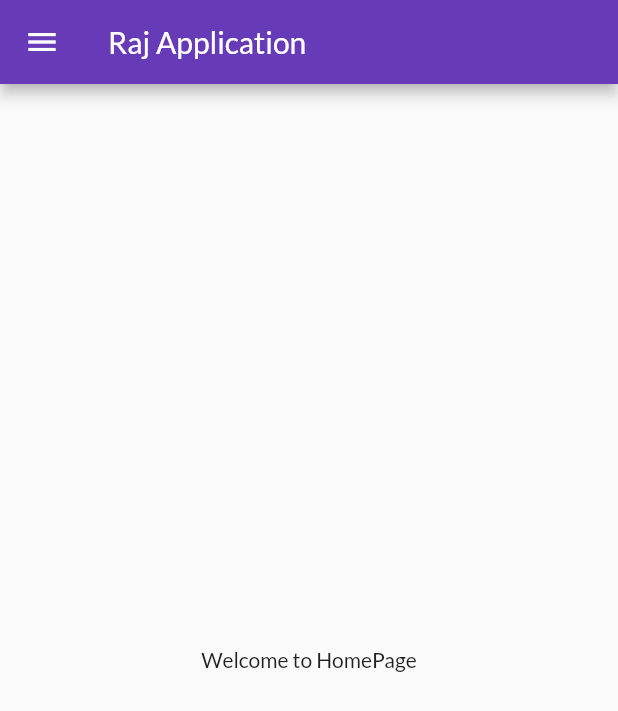
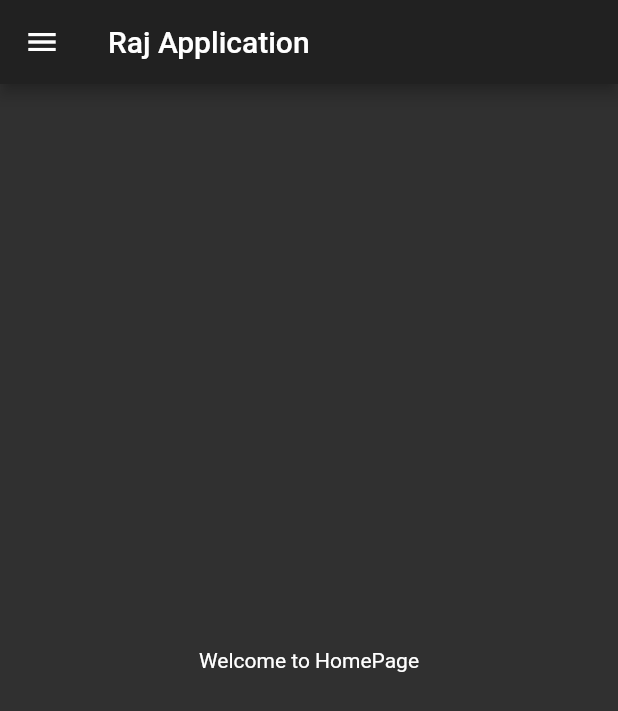
Before and after one commit to raj2729/30DaysOfFlutter, a Flutter app: the screen it shows after launch, on a phone screen of 412 x 824 dp. Shown: the top 711 px of the screen. Run offline on Flutter 3.47's test engine with Material 2 defaults, Android fonts, the phone set to English and light mode, and no system bars; our stand-ins replace google_fonts.

Commit message:
Added Themes

```diff
--- a/lib/main.dart
+++ b/lib/main.dart
@@ -2,6 +2,7 @@ import 'package:flutter/material.dart';
 import 'package:flutter_catalogue/pages/home_page.dart';
 import 'package:flutter_catalogue/pages/login_page.dart';
 import 'package:flutter_catalogue/utils/routes.dart';
+import 'package:flutter_catalogue/widgets/themes.dart';
 import 'package:google_fonts/google_fonts.dart';
 
 void main() {
@@ -35,14 +36,9 @@ class MyApp extends StatelessWidget {
     return MaterialApp(
       debugShowCheckedModeBanner: false,
       // home: HomePage(),
-      theme: ThemeData(
-        fontFamily: GoogleFonts.lato().fontFamily,
-        // Adjusts color automatically
-        primarySwatch: Colors.deepPurple,
-        primaryTextTheme: GoogleFonts.latoTextTheme(),
-      ),
-      themeMode: ThemeMode.light,
-      darkTheme: ThemeData(brightness: Brightness.dark),
+      theme: MyTheme.lightTheme(context) ,
+      themeMode: ThemeMode.dark,
+      darkTheme: MyTheme.darkTheme(context),
       initialRoute:MyRoutes.homeRoute,
       routes: {
         // Do not add this when home specified
--- a/lib/pages/home_page.dart
+++ b/lib/pages/home_page.dart
@@ -12,7 +12,11 @@ class HomePage extends StatelessWidget {
 
     return Scaffold(
       appBar: AppBar(
-        title: Text('Raj Application',style: TextStyle(color: Colors.white), ),
+        // backgroundColor: Colors.white,
+        // elevation: 0.0,
+        // iconTheme: IconThemeData(color: Colors.black),
+        title: Text('Raj Application',
+         ),
       ),
       body: Center(
         child: Container(
--- /dev/null
+++ b/lib/widgets/themes.dart
@@ -0,0 +1,29 @@
+import 'package:flutter/cupertino.dart';
+import 'package:flutter/material.dart';
+import 'package:google_fonts/google_fonts.dart';
+
+class MyTheme {
+  static ThemeData lightTheme(BuildContext context) => ThemeData(
+    fontFamily: GoogleFonts.lato().fontFamily,
+    // Adjusts color automatically
+    primarySwatch: Colors.deepPurple,
+    primaryTextTheme: GoogleFonts.latoTextTheme(),
+    appBarTheme: AppBarTheme(
+      color: Colors.white,
+      elevation: 0.0,
+      iconTheme: IconThemeData(
+        color: Colors.black,
+      ),
+      textTheme: Theme.of(context).textTheme,
+      titleTextStyle: TextStyle(
+        color: Colors.black,
+      ),
+    ),
+  );
+
+  static ThemeData darkTheme(BuildContext context) => ThemeData(
+    brightness: Brightness.dark,
+  );
+
+
+}
```
